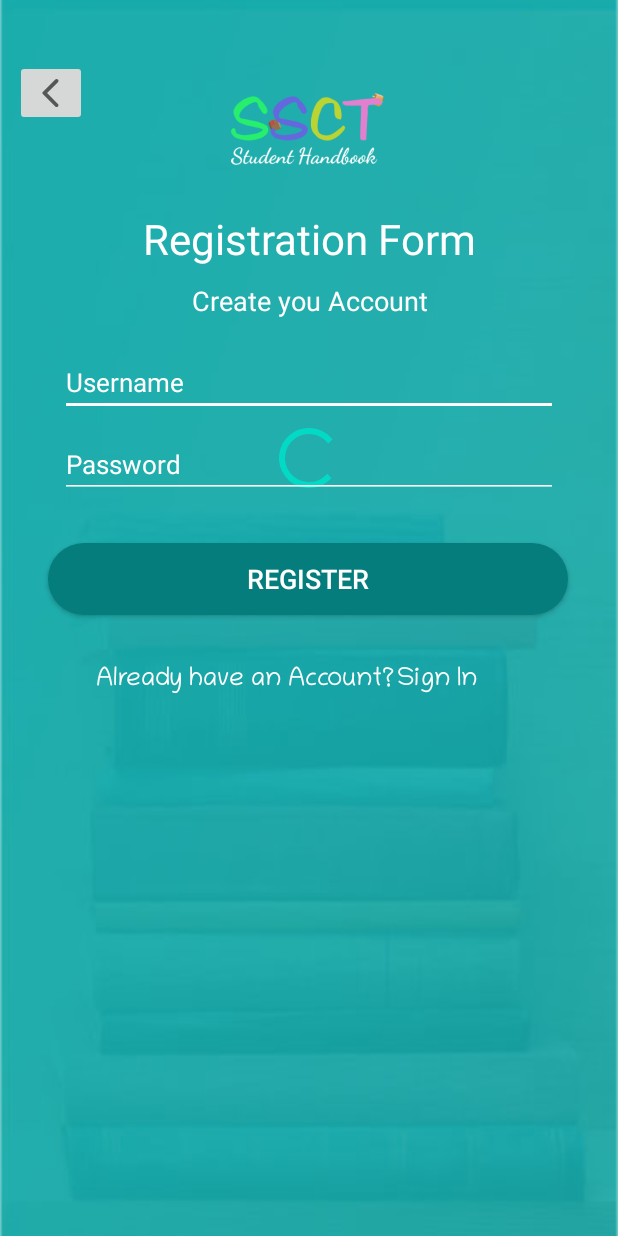
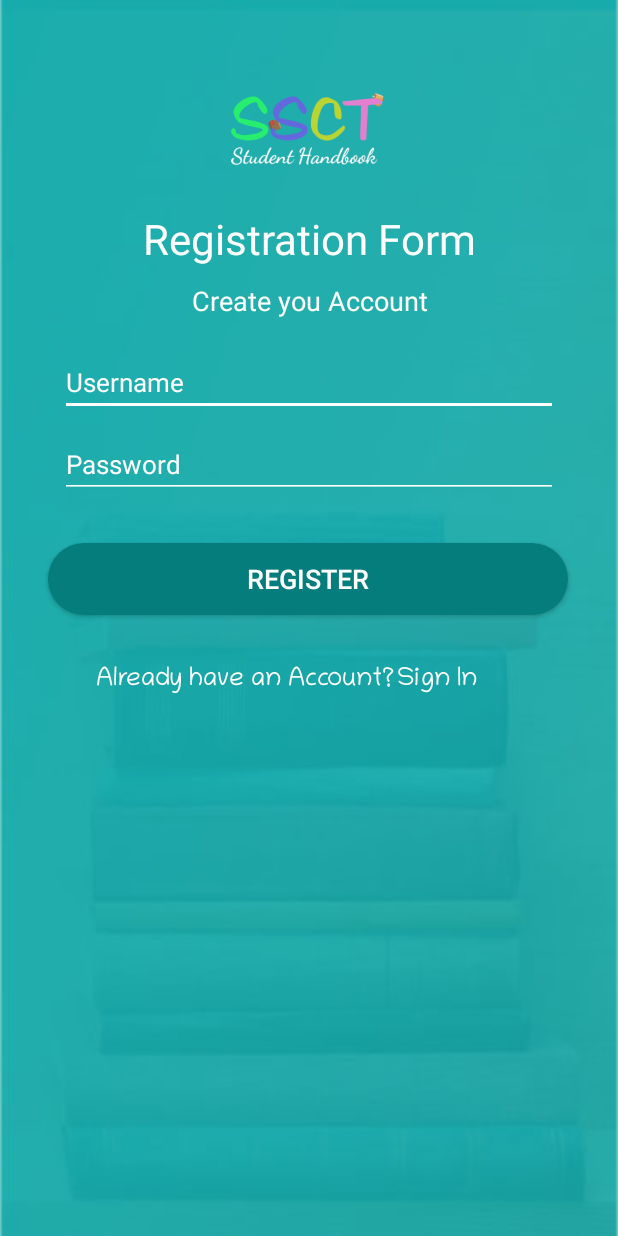
Before and after one commit to CSLoyD/Student-Handbook-Mini, an Android app: the layout activity_registration.xml on its own in the app's theme, with its tools: preview values and no code run, on a phone screen of 412 x 824 dp. Run offline under Robolectric (Android 15) with nearby library versions, the phone set to English and light mode, and no system bars.

Commit message:
All Updates - Loyd

```diff
--- a/app/src/main/res/layout/activity_login.xml
+++ b/app/src/main/res/layout/activity_login.xml
@@ -43,7 +43,7 @@
                 android:layout_marginTop="-161dp"
                 android:layout_marginEnd="160dp"
                 android:hint="@string/lProgress"
-                android:visibility="visible" />
+                android:visibility="gone" />
 
             <TextView
                 android:layout_width="wrap_content"
--- a/app/src/main/res/layout/activity_registration.xml
+++ b/app/src/main/res/layout/activity_registration.xml
@@ -19,15 +19,6 @@
         <RelativeLayout
             android:layout_width="match_parent"
             android:layout_height="wrap_content">
-
-            <ImageButton
-                android:id="@+id/imageButton"
-                android:layout_width="wrap_content"
-                android:layout_height="wrap_content"
-                android:layout_alignParentStart="true"
-                android:layout_alignParentTop="true"
-                android:layout_marginStart="10dp"
-                app:srcCompat="@drawable/ic_round_arrow_back_ios_24" />
 
 
             <ImageView
@@ -107,7 +98,7 @@
                 android:layout_marginTop="4dp"
                 android:layout_marginEnd="100dp"
                 android:hint="@string/rProgress"
-                android:visibility="visible"/>
+                android:visibility="gone"/>
 
             <EditText
                 android:id="@+id/rUserPass"
--- a/app/src/main/res/layout/student_dashboard.xml
+++ b/app/src/main/res/layout/student_dashboard.xml
@@ -5,7 +5,7 @@
     android:layout_height="match_parent"
     android:background="@drawable/background"
     android:padding="20dp"
-    tools:context=".adminHandbookFragment">
+    tools:context=".StudentDashboard">
 
     <!-- TODO: Update blank fragment layout -->
 
@@ -86,8 +86,6 @@
                     android:layout_alignParentBottom="true"
                     android:layout_marginTop="0dp"
                     android:layout_marginBottom="0dp" />
-
-
             </LinearLayout>
 
 
```
Also changed, not shown: app/src/main/AndroidManifest.xml (+5 -4 lines), app/src/main/java/com/example/finalstudenthandbook/Login.kt (+8 -2 lines), app/src/main/java/com/example/finalstudenthandbook/Registration.kt (+7 -2 lines).
